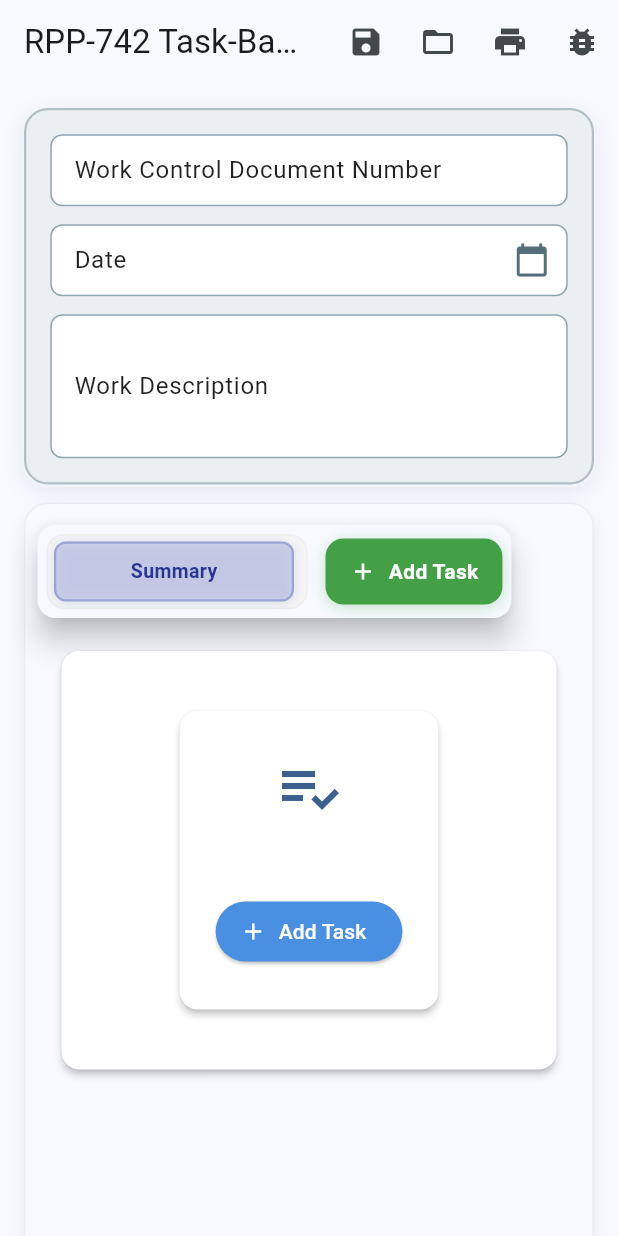
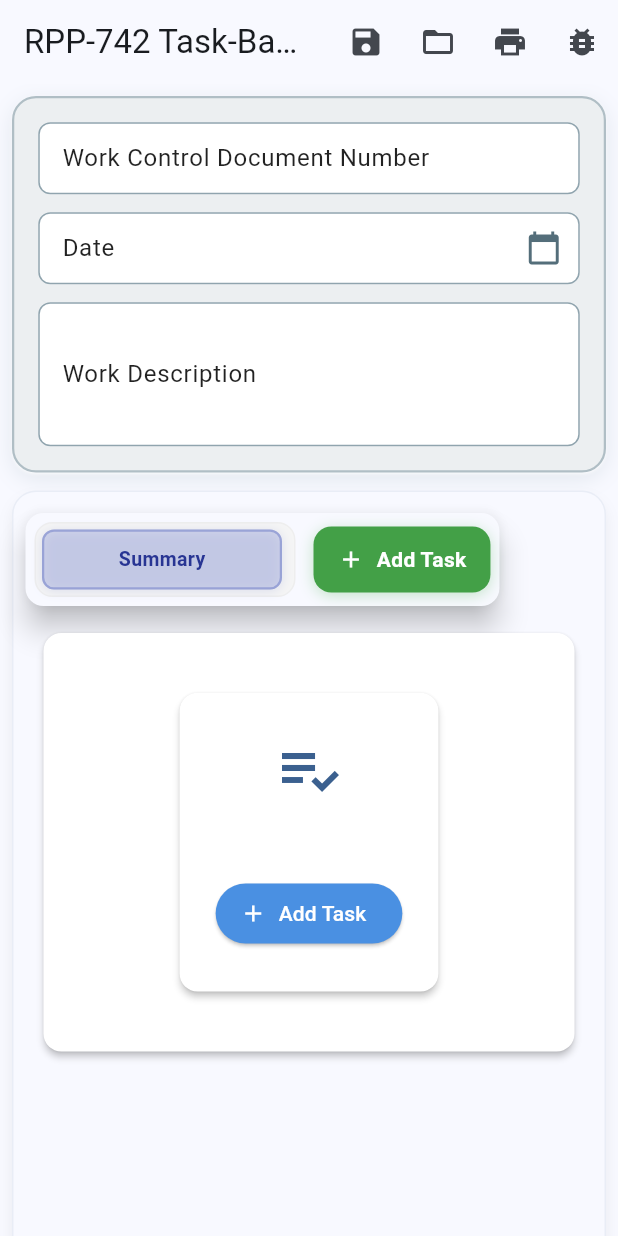
Before and after one commit to yellowjacketjc1/dose_dart_version, a Flutter app: the screen it shows after launch, on a phone screen of 412 x 824 dp. Run offline on Flutter 3.47's test engine with Material 3 defaults, Android fonts, the phone set to English and light mode, and no system bars; our stand-ins replace file_picker; missing offline and left inert: dart:html.

Commit message:
Version 0.27 - Updated Scrolling for Task Frame

```diff
--- a/lib/main.dart
+++ b/lib/main.dart
@@ -1048,7 +1048,7 @@ class _DoseHomePageState extends State<DoseHomePage> with TickerProviderStateMix
         elevation: 4,
         shape: RoundedRectangleBorder(borderRadius: BorderRadius.circular(12)),
         child: Container(
-          width: 280,
+          width: 360,
           padding: const EdgeInsets.all(16),
           child: Column(crossAxisAlignment: CrossAxisAlignment.start, children: [
             Text('Task ${i + 1}: ${t.title}', style: const TextStyle(fontWeight: FontWeight.bold)),
@@ -1084,7 +1084,7 @@ class _DoseHomePageState extends State<DoseHomePage> with TickerProviderStateMix
       children: [
         // Detailed triggers section first
         buildTriggers(),
-        const SizedBox(height: 20),
+        const SizedBox(height: 12),
 
         // ALARA/Air Sampling/CAMs indicator cards second
         Row(children: [
@@ -1187,7 +1187,7 @@ class _DoseHomePageState extends State<DoseHomePage> with TickerProviderStateMix
             ),
           )),
         ]),
-        const SizedBox(height: 24),
+        const SizedBox(height: 16),
 
         // Task summary cards with enhanced styling
         if (taskCards.isNotEmpty) ...[
@@ -1232,7 +1232,7 @@ class _DoseHomePageState extends State<DoseHomePage> with TickerProviderStateMix
               ),
             ]),
           ),
-          const SizedBox(height: 24),
+          const SizedBox(height: 16),
         ],
 
         // Overall dose summary last with enhanced design
@@ -1305,7 +1305,7 @@ class _DoseHomePageState extends State<DoseHomePage> with TickerProviderStateMix
                         ),
                         const SizedBox(height: 4),
                         const Text('person-mrem', style: TextStyle(fontSize: 12, color: Colors.black54, fontWeight: FontWeight.w600)),
-                        const SizedBox(height: 20),
+                        const SizedBox(height: 12),
                         // Breakdown cards
                         Row(children: [
                           Expanded(child: Container(
@@ -1440,7 +1440,7 @@ class _DoseHomePageState extends State<DoseHomePage> with TickerProviderStateMix
         ],
       ),
       body: SingleChildScrollView(
-        padding: const EdgeInsets.all(16),
+        padding: const EdgeInsets.all(8),
         child: Column(
           crossAxisAlignment: CrossAxisAlignment.stretch,
           children: [
@@ -1706,13 +1706,13 @@ class _DoseHomePageState extends State<DoseHomePage> with TickerProviderStateMix
                   ),
                 ),
                 SizedBox(
-                  height: MediaQuery.of(context).size.height * 0.65,
+                  height: MediaQuery.of(context).size.height * 0.8,
                   child: TabBarView(
                     controller: tabController,
                     children: [
                       // Summary tab — emphasized summary card
                       SingleChildScrollView(
-                        padding: const EdgeInsets.all(12),
+                        padding: const EdgeInsets.all(8),
                         child: Card(
                           color: Colors.white,
                           elevation: 2,
@@ -1835,7 +1835,7 @@ class _DoseHomePageState extends State<DoseHomePage> with TickerProviderStateMix
     final totals = calculateTaskTotals(t);
 
     return SingleChildScrollView(
-      padding: const EdgeInsets.all(16),
+      padding: const EdgeInsets.all(8),
       child: Column(
         crossAxisAlignment: CrossAxisAlignment.start,
         children: [
```
